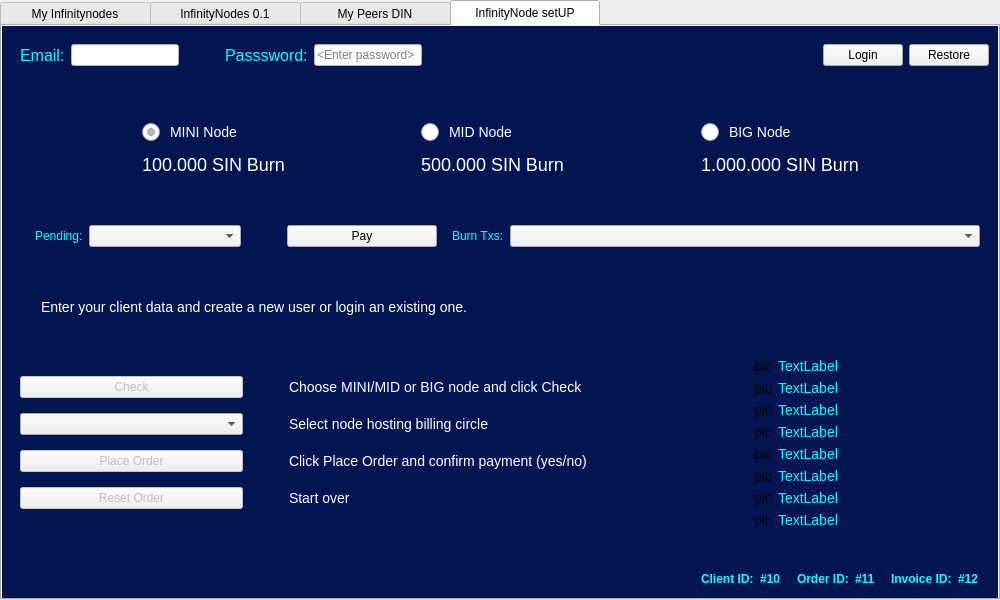
Above: src/qt/forms/masternodelist.ui from hardwarewise/SIN-core before the change. Below: the same form after it.
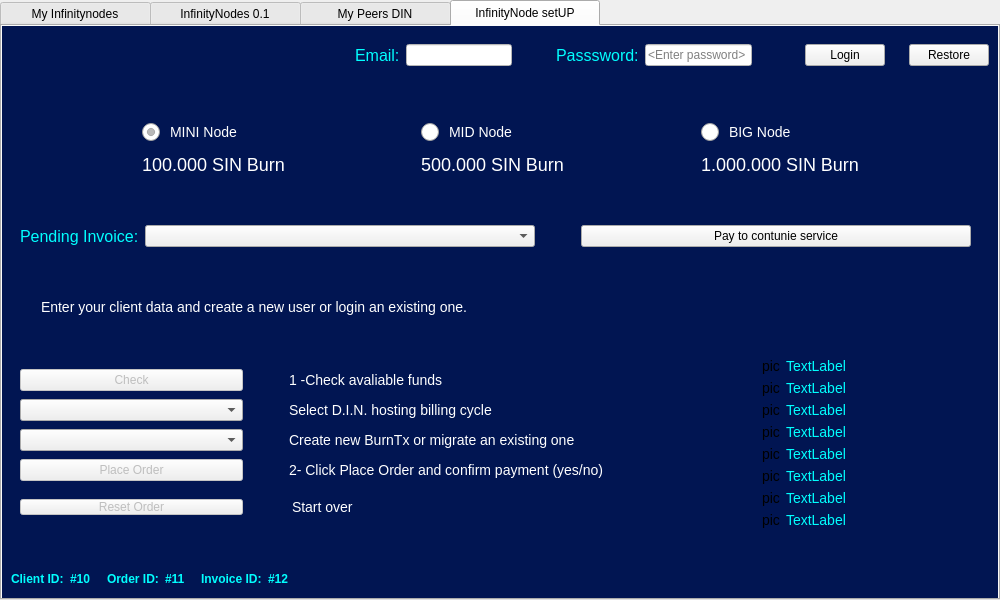
That is the form after the change. Icons and pictures are not drawn.

```diff
--- a/src/qt/forms/masternodelist.ui
+++ b/src/qt/forms/masternodelist.ui
@@ -444,7 +444,7 @@
            <item>
             <widget class="QLabel" name="label">
              <property name="styleSheet">
-              <string notr="true">color: rgb(255, 0, 0);</string>
+              <string notr="true"/>
              </property>
              <property name="text">
               <string>Right click IP address to see node stats</string>
@@ -473,7 +473,7 @@
          <string notr="true">QWidget#tabNodeSetup {
 background-color : #011552;
 background-image: url(':/images/setuplogo');
-background-position : center bottom;
+background-position : right bottom;
 background-repeat:none;
 /*border : 3px solid #01FFFF;*/
 }
@@ -515,6 +515,22 @@
         <layout class="QVBoxLayout" name="verticalLayout_5">
          <item>
           <layout class="QHBoxLayout" name="horizontalLayout_4">
+           <item>
+            <spacer name="horizontalSpacer_8">
+             <property name="orientation">
+              <enum>Qt::Horizontal</enum>
+             </property>
+             <property name="sizeType">
+              <enum>QSizePolicy::Fixed</enum>
+             </property>
+             <property name="sizeHint" stdset="0">
+              <size>
+               <width>335</width>
+               <height>20</height>
+              </size>
+             </property>
+            </spacer>
+           </item>
            <item>
             <widget class="QWidget" name="widgetLogin" native="true">
              <layout class="QHBoxLayout" name="horizontalLayout_10">
@@ -607,19 +623,6 @@
              </layout>
             </widget>
            </item>
-           <item>
-            <spacer name="horizontalSpacer_8">
-             <property name="orientation">
-              <enum>Qt::Horizontal</enum>
-             </property>
-             <property name="sizeHint" stdset="0">
-              <size>
-               <width>40</width>
-               <height>20</height>
-              </size>
-             </property>
-            </spacer>
-           </item>
            <item>
             <widget class="QPushButton" name="btnLogin">
              <property name="text">
@@ -627,6 +630,22 @@
              </property>
             </widget>
            </item>
+           <item>
+            <spacer name="horizontalSpacer_9">
+             <property name="orientation">
+              <enum>Qt::Horizontal</enum>
+             </property>
+             <property name="sizeType">
+              <enum>QSizePolicy::Fixed</enum>
+             </property>
+             <property name="sizeHint" stdset="0">
+              <size>
+               <width>18</width>
+               <height>20</height>
+              </size>
+             </property>
+            </spacer>
+           </item>
            <item>
             <layout class="QHBoxLayout" name="horizontalLayout_8"/>
            </item>
@@ -902,33 +921,20 @@
           <layout class="QHBoxLayout" name="horizontalLayout_13">
            <item>
             <widget class="QWidget" name="widgetCurrent" native="true">
-             <layout class="QHBoxLayout" name="horizontalLayout_14" stretch="0,1,5,0,5,0,2,20">
+             <layout class="QHBoxLayout" name="horizontalLayout_14" stretch="1,5,0,5,0">
               <property name="spacing">
                <number>6</number>
               </property>
-              <item>
-               <spacer name="horizontalSpacer_18">
-                <property name="orientation">
-                 <enum>Qt::Horizontal</enum>
-                </property>
-                <property name="sizeType">
-                 <enum>QSizePolicy::Fixed</enum>
-                </property>
-                <property name="sizeHint" stdset="0">
-                 <size>
-                  <width>15</width>
-                  <height>20</height>
-                 </size>
-                </property>
-               </spacer>
-              </item>
               <item>
                <widget class="QLabel" name="labelInvoicePending">
                 <property name="styleSheet">
-                 <string notr="true">color: #01FFFF;</string>
+                 <string notr="true">font-size:16px;
+color: #01FFFF;
+
+</string>
                 </property>
                 <property name="text">
-                 <string>Pending:</string>
+                 <string>Pending Invoice:</string>
                 </property>
                </widget>
               </item>
@@ -967,7 +973,7 @@
                  </size>
                 </property>
                 <property name="text">
-                 <string>Pay</string>
+                 <string>Pay to contunie service</string>
                 </property>
                </widget>
               </item>
@@ -987,26 +993,6 @@
                 </property>
                </spacer>
               </item>
-              <item>
-               <widget class="QLabel" name="labelBurns">
-                <property name="styleSheet">
-                 <string notr="true">color: #01FFFF;</string>
-                </property>
-                <property name="text">
-                 <string>Burn Txs:</string>
-                </property>
-               </widget>
-              </item>
-              <item>
-               <widget class="QComboBox" name="comboBurnTx">
-                <property name="minimumSize">
-                 <size>
-                  <width>440</width>
-                  <height>0</height>
-                 </size>
-                </property>
-               </widget>
-              </item>
              </layout>
             </widget>
            </item>
@@ -1080,30 +1066,14 @@
            <item>
             <widget class="QWidget" name="setupButtons" native="true">
              <layout class="QGridLayout" name="gridLayout_3">
-              <item row="0" column="0">
-               <widget class="QPushButton" name="btnCheck">
-                <property name="enabled">
-                 <bool>false</bool>
-                </property>
-                <property name="minimumSize">
-                 <size>
-                  <width>150</width>
-                  <height>0</height>
-                 </size>
-                </property>
-                <property name="text">
-                 <string>Check</string>
-                </property>
-               </widget>
-              </item>
-              <item row="2" column="2">
+              <item row="3" column="2">
                <widget class="QLabel" name="label_4">
                 <property name="styleSheet">
                  <string notr="true">color: rgb(255, 255, 255);
 font-size: 14px;</string>
                 </property>
                 <property name="text">
-                 <string>Click Place Order and confirm payment (yes/no)</string>
+                 <string>2- Click Place Order and confirm payment (yes/no)</string>
                 </property>
                </widget>
               </item>
@@ -1117,22 +1087,35 @@
                 </property>
                </widget>
               </item>
-              <item row="3" column="0">
-               <widget class="QPushButton" name="btnSetupReset">
+              <item row="0" column="0">
+               <widget class="QPushButton" name="btnCheck">
                 <property name="enabled">
                  <bool>false</bool>
                 </property>
                 <property name="minimumSize">
                  <size>
-                  <width>223</width>
+                  <width>150</width>
                   <height>0</height>
                  </size>
                 </property>
                 <property name="text">
-                 <string>Reset Order</string>
+                 <string>Check</string>
                 </property>
                </widget>
               </item>
+              <item row="3" column="1">
+               <spacer name="horizontalSpacer_21">
+                <property name="orientation">
+                 <enum>Qt::Horizontal</enum>
+                </property>
+                <property name="sizeHint" stdset="0">
+                 <size>
+                  <width>40</width>
+                  <height>20</height>
+                 </size>
+                </property>
+               </spacer>
+              </item>
               <item row="0" column="2">
                <widget class="QLabel" name="label_2">
                 <property name="styleSheet">
@@ -1140,7 +1123,7 @@
 font-size: 14px;</string>
                 </property>
                 <property name="text">
-                 <string>Choose MINI/MID or BIG node and click Check</string>
+                 <string>1 -Check avaliable funds</string>
                 </property>
                </widget>
               </item>
@@ -1151,15 +1134,52 @@
 font-size: 14px;</string>
                 </property>
                 <property name="text">
-                 <string>Select node hosting billing circle</string>
+                 <string>Select D.I.N. hosting billing cycle</string>
                 </property>
                </widget>
               </item>
-              <item row="3" column="2">
+              <item row="3" column="0">
+               <widget class="QPushButton" name="btnSetup">
+                <property name="enabled">
+                 <bool>false</bool>
+                </property>
+                <property name="minimumSize">
+                 <size>
+                  <width>223</width>
+                  <height>0</height>
+                 </size>
+                </property>
+                <property name="text">
+                 <string>Place Order</string>
+                </property>
+               </widget>
+              </item>
+              <item row="4" column="0">
+               <widget class="QPushButton" name="btnSetupReset">
+                <property name="enabled">
+                 <bool>false</bool>
+                </property>
+                <property name="minimumSize">
+                 <size>
+                  <width>223</width>
+                  <height>0</height>
+                 </size>
+                </property>
+                <property name="styleSheet">
+                 <string notr="true">margin-top:10px;</string>
+                </property>
+                <property name="text">
+                 <string>Reset Order</string>
+                </property>
+               </widget>
+              </item>
+              <item row="4" column="2">
                <widget class="QLabel" name="label_5">
                 <property name="styleSheet">
                  <string notr="true">color: rgb(255, 255, 255);
-font-size: 14px;</string>
+font-size: 14px;
+margin-top:10px;
+</string>
                 </property>
                 <property name="text">
                  <string>Start over</string>
@@ -1167,33 +1187,25 @@
                </widget>
               </item>
               <item row="2" column="0">
-               <widget class="QPushButton" name="btnSetup">
-                <property name="enabled">
-                 <bool>false</bool>
-                </property>
+               <widget class="QComboBox" name="comboBurnTx">
                 <property name="minimumSize">
                  <size>
-                  <width>223</width>
+                  <width>150</width>
                   <height>0</height>
                  </size>
                 </property>
-                <property name="text">
-                 <string>Place Order</string>
-                </property>
                </widget>
               </item>
-              <item row="2" column="1">
-               <spacer name="horizontalSpacer_21">
-                <property name="orientation">
-                 <enum>Qt::Horizontal</enum>
+              <item row="2" column="2">
+               <widget class="QLabel" name="label_6">
+                <property name="styleSheet">
+                 <string notr="true">color: rgb(255, 255, 255);
+font-size: 14px;</string>
                 </property>
-                <property name="sizeHint" stdset="0">
-                 <size>
-                  <width>40</width>
-                  <height>20</height>
-                 </size>
+                <property name="text">
+                 <string>Create new BurnTx or migrate an existing one</string>
                 </property>
-               </spacer>
+               </widget>
               </item>
              </layout>
             </widget>
@@ -1223,56 +1235,6 @@
                </property>
               </widget>
              </item>
-             <item>
-              <widget class="QLabel" name="labelPic_8">
-               <property name="styleSheet">
-                <string notr="true">font-size:14px;</string>
-               </property>
-               <property name="text">
-                <string>pic</string>
-               </property>
-              </widget>
-             </item>
-             <item>
-              <widget class="QLabel" name="labelPic_6">
-               <property name="styleSheet">
-                <string notr="true">font-size:14px;</string>
-               </property>
-               <property name="text">
-                <string>pic</string>
-               </property>
-              </widget>
-             </item>
-             <item>
-              <widget class="QLabel" name="labelPic_7">
-               <property name="styleSheet">
-                <string notr="true">font-size:14px;</string>
-               </property>
-               <property name="text">
-                <string>pic</string>
-               </property>
-              </widget>
-             </item>
-             <item>
-              <widget class="QLabel" name="labelPic_5">
-               <property name="styleSheet">
-                <string notr="true">font-size:14px;</string>
-               </property>
-               <property name="text">
-                <string>pic</string>
-               </property>
-              </widget>
-             </item>
-             <item>
-              <widget class="QLabel" name="labelPic_3">
-               <property name="styleSheet">
-                <string notr="true">font-size:14px;</string>
-               </property>
-               <property name="text">
-                <string>pic</string>
-               </property>
-              </widget>
-             </item>
              <item>
               <widget class="QLabel" name="labelPic_2">
                <property name="styleSheet">
@@ -1283,6 +1245,16 @@
                </property>
               </widget>
              </item>
+             <item>
+              <widget class="QLabel" name="labelPic_3">
+               <property name="styleSheet">
+                <string notr="true">font-size:14px;</string>
+               </property>
+               <property name="text">
+                <string>pic</string>
+               </property>
+              </widget>
+             </item>
              <item>
               <widget class="QLabel" name="labelPic_4">
                <property name="styleSheet">
@@ -1293,12 +1265,52 @@
                </property>
               </widget>
              </item>
+             <item>
+              <widget class="QLabel" name="labelPic_5">
+               <property name="styleSheet">
+                <string notr="true">font-size:14px;</string>
+               </property>
+               <property name="text">
+                <string>pic</string>
+               </property>
+              </widget>
+             </item>
+             <item>
+              <widget class="QLabel" name="labelPic_6">
+               <property name="styleSheet">
+                <string notr="true">font-size:14px;</string>
+               </property>
+               <property name="text">
+                <string>pic</string>
+               </property>
+              </widget>
+             </item>
+             <item>
+              <widget class="QLabel" name="labelPic_7">
+               <property name="styleSheet">
+                <string notr="true">font-size:14px;</string>
+               </property>
+               <property name="text">
+                <string>pic</string>
+               </property>
+              </widget>
+             </item>
+             <item>
+              <widget class="QLabel" name="labelPic_8">
+               <property name="styleSheet">
+                <string notr="true">font-size:14px;</string>
+               </property>
+               <property name="text">
+                <string>pic</string>
+               </property>
+              </widget>
+             </item>
             </layout>
            </item>
            <item>
             <layout class="QVBoxLayout" name="verticalLayout_7">
              <item>
-              <widget class="QLabel" name="labelTxt_6">
+              <widget class="QLabel" name="labelTxt_1">
                <property name="styleSheet">
                 <string notr="true">font-size:14px;
 color: #01FFFF;</string>
@@ -1309,18 +1321,7 @@
               </widget>
              </item>
              <item>
-              <widget class="QLabel" name="labelTxt_8">
-               <property name="styleSheet">
-                <string notr="true">font-size:14px;
-color: #01FFFF;</string>
-               </property>
-               <property name="text">
-                <string>TextLabel</string>
-               </property>
-              </widget>
-             </item>
-             <item>
-              <widget class="QLabel" name="labelTxt_4">
+              <widget class="QLabel" name="labelTxt_2">
                <property name="styleSheet">
                 <string notr="true">font-size:14px;
 color: #01FFFF;</string>
@@ -1342,7 +1343,7 @@
               </widget>
              </item>
              <item>
-              <widget class="QLabel" name="labelTxt_7">
+              <widget class="QLabel" name="labelTxt_4">
                <property name="styleSheet">
                 <string notr="true">font-size:14px;
 color: #01FFFF;</string>
@@ -1364,7 +1365,7 @@
               </widget>
              </item>
              <item>
-              <widget class="QLabel" name="labelTxt_2">
+              <widget class="QLabel" name="labelTxt_6">
                <property name="styleSheet">
                 <string notr="true">font-size:14px;
 color: #01FFFF;</string>
@@ -1375,7 +1376,18 @@
               </widget>
              </item>
              <item>
-              <widget class="QLabel" name="labelTxt_1">
+              <widget class="QLabel" name="labelTxt_7">
+               <property name="styleSheet">
+                <string notr="true">font-size:14px;
+color: #01FFFF;</string>
+               </property>
+               <property name="text">
+                <string>TextLabel</string>
+               </property>
+              </widget>
+             </item>
+             <item>
+              <widget class="QLabel" name="labelTxt_8">
                <property name="styleSheet">
                 <string notr="true">font-size:14px;
 color: #01FFFF;</string>
@@ -1417,19 +1429,6 @@
          </item>
          <item>
           <layout class="QHBoxLayout" name="horizontalLayout_16">
-           <item>
-            <spacer name="horizontalSpacer_15">
-             <property name="orientation">
-              <enum>Qt::Horizontal</enum>
-             </property>
-             <property name="sizeHint" stdset="0">
-              <size>
-               <width>700</width>
-               <height>20</height>
-              </size>
-             </property>
-            </spacer>
-           </item>
            <item>
             <widget class="QLabel" name="labelClientIdValue">
              <property name="font">
@@ -1577,6 +1576,19 @@
              </property>
             </spacer>
            </item>
+           <item>
+            <spacer name="horizontalSpacer_15">
+             <property name="orientation">
+              <enum>Qt::Horizontal</enum>
+             </property>
+             <property name="sizeHint" stdset="0">
+              <size>
+               <width>700</width>
+               <height>20</height>
+              </size>
+             </property>
+            </spacer>
+           </item>
           </layout>
          </item>
         </layout>
```
